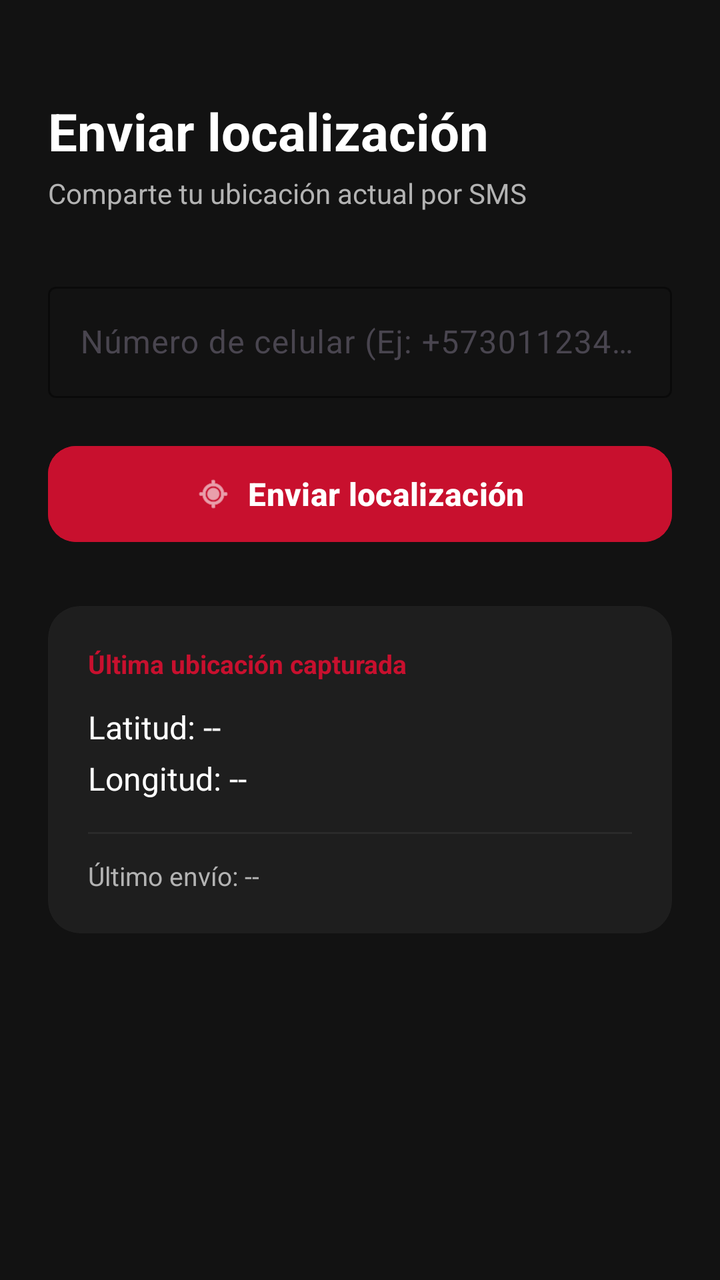
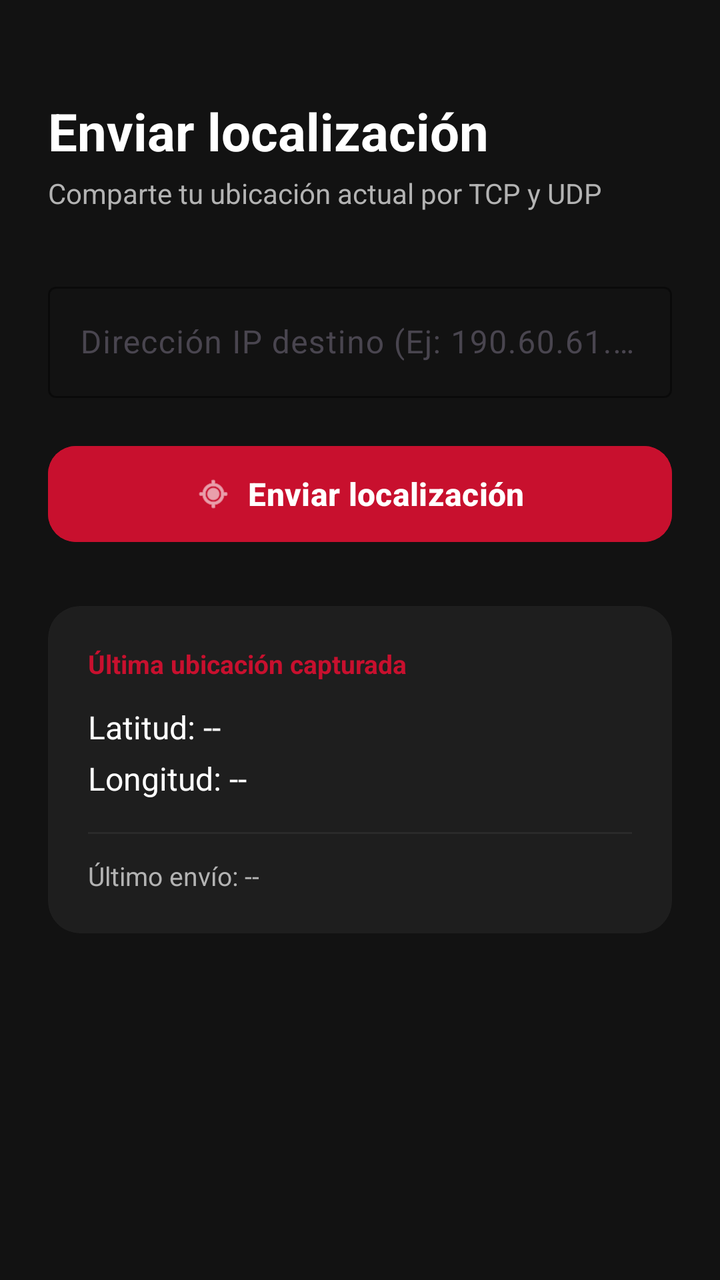

Before-and-after screenshots of an Android layout around one commit, followed by the original layout XML and the change that was made.
<!-- AndroidManifest.xml: application theme Theme.UninorteLocator -->
<!-- res/layout/activity_main.xml -->
<?xml version="1.0" encoding="utf-8"?>
<androidx.core.widget.NestedScrollView
    xmlns:android="http://schemas.android.com/apk/res/android"
    xmlns:app="http://schemas.android.com/apk/res-auto"
    xmlns:tools="http://schemas.android.com/tools"
    android:layout_width="match_parent"
    android:layout_height="match_parent"
    android:background="@color/background_dark"
    android:fillViewport="true"
    tools:context=".MainActivity">

    <androidx.constraintlayout.widget.ConstraintLayout
        android:layout_width="match_parent"
        android:layout_height="wrap_content"
        android:padding="24dp">

        
        <TextView
            android:id="@+id/tvTitle"
            android:layout_width="0dp"
            android:layout_height="wrap_content"
            android:layout_marginTop="24dp"
            android:text="@string/title_send_location"
            android:textColor="@color/white"
            android:textSize="26sp"
            android:textStyle="bold"
            app:layout_constraintEnd_toEndOf="parent"
            app:layout_constraintStart_toStartOf="parent"
            app:layout_constraintTop_toTopOf="parent" />

        <TextView
            android:id="@+id/tvSubtitle"
            android:layout_width="0dp"
            android:layout_height="wrap_content"
            android:layout_marginTop="4dp"
            android:text="@string/subtitle_send_location"
            android:textColor="@color/text_secondary"
            android:textSize="14sp"
            app:layout_constraintEnd_toEndOf="parent"
            app:layout_constraintStart_toStartOf="parent"
            app:layout_constraintTop_toBottomOf="@id/tvTitle" />

        
        <com.google.android.material.textfield.TextInputLayout
            android:id="@+id/tilPhone"
            style="@style/Widget.Material3.TextInputLayout.OutlinedBox"
            android:layout_width="0dp"
            android:layout_height="wrap_content"
            android:layout_marginTop="32dp"
            android:hint="@string/hint_phone_number"
            app:boxStrokeColor="@color/uninorte_red"
            app:hintTextColor="@color/uninorte_red"
            app:layout_constraintEnd_toEndOf="parent"
            app:layout_constraintStart_toStartOf="parent"
            app:layout_constraintTop_toBottomOf="@id/tvSubtitle">

            <com.google.android.material.textfield.TextInputEditText
                android:id="@+id/etPhoneNumber"
                android:layout_width="match_parent"
                android:layout_height="wrap_content"
                android:inputType="phone"
                android:maxLength="13"
                android:textColor="@color/white" />

        </com.google.android.material.textfield.TextInputLayout>

        
        <com.google.android.material.button.MaterialButton
            android:id="@+id/btnSendLocation"
            android:layout_width="0dp"
            android:layout_height="56dp"
            android:layout_marginTop="20dp"
            android:backgroundTint="@color/uninorte_red"
            android:text="@string/button_send_location"
            android:textAllCaps="false"
            android:textColor="@color/white"
            android:textSize="16sp"
            android:textStyle="bold"
            app:cornerRadius="14dp"
            app:icon="@android:drawable/ic_menu_mylocation"
            app:iconGravity="textStart"
            app:iconTint="@color/white"
            app:layout_constraintEnd_toEndOf="parent"
            app:layout_constraintStart_toStartOf="parent"
            app:layout_constraintTop_toBottomOf="@id/tilPhone" />

        
        <androidx.cardview.widget.CardView
            android:id="@+id/cardResult"
            android:layout_width="0dp"
            android:layout_height="wrap_content"
            android:layout_marginTop="28dp"
            app:cardBackgroundColor="@color/card_background"
            app:cardCornerRadius="16dp"
            app:cardElevation="0dp"
            app:layout_constraintEnd_toEndOf="parent"
            app:layout_constraintStart_toStartOf="parent"
            app:layout_constraintTop_toBottomOf="@id/btnSendLocation">

            <LinearLayout
                android:layout_width="match_parent"
                android:layout_height="wrap_content"
                android:orientation="vertical"
                android:padding="20dp">

                <TextView
                    android:layout_width="wrap_content"
                    android:layout_height="wrap_content"
                    android:text="@string/last_location_title"
                    android:textColor="@color/uninorte_red"
                    android:textSize="13sp"
                    android:textStyle="bold" />

                <TextView
                    android:id="@+id/tvLatitude"
                    android:layout_width="wrap_content"
                    android:layout_height="wrap_content"
                    android:layout_marginTop="12dp"
                    android:text="@string/latitude_empty"
                    android:textColor="@color/white"
                    android:textSize="16sp" />

                <TextView
                    android:id="@+id/tvLongitude"
                    android:layout_width="wrap_content"
                    android:layout_height="wrap_content"
                    android:layout_marginTop="4dp"
                    android:text="@string/longitude_empty"
                    android:textColor="@color/white"
                    android:textSize="16sp" />

                <View
                    android:layout_width="match_parent"
                    android:layout_height="1dp"
                    android:layout_marginTop="16dp"
                    android:layout_marginBottom="12dp"
                    android:background="@color/divider" />

                <TextView
                    android:id="@+id/tvLastSent"
                    android:layout_width="wrap_content"
                    android:layout_height="wrap_content"
                    android:text="@string/last_sent_empty"
                    android:textColor="@color/text_secondary"
                    android:textSize="13sp" />

            </LinearLayout>

        </androidx.cardview.widget.CardView>

        
        <TextView
            android:id="@+id/tvStatus"
            android:layout_width="0dp"
            android:layout_height="wrap_content"
            android:layout_marginTop="16dp"
            android:gravity="center"
            android:text=""
            android:textColor="@color/text_secondary"
            android:textSize="13sp"
            app:layout_constraintEnd_toEndOf="parent"
            app:layout_constraintStart_toStartOf="parent"
            app:layout_constraintTop_toBottomOf="@id/cardResult" />

    </androidx.constraintlayout.widget.ConstraintLayout>

</androidx.core.widget.NestedScrollView>
<!-- resources referenced by this layout -->
<resources>
  <color name="background_dark">#121212</color>
  <color name="card_background">#1E1E1E</color>
  <color name="divider">#2A2A2A</color>
  <color name="text_secondary">#B3B3B3</color>
  <color name="uninorte_red">#C8102E</color>
  <color name="white">#FFFFFF</color>
  <string name="button_send_location">Enviar localización</string>
  <string name="hint_phone_number">Número de celular (Ej: +573011234567)</string>
  <string name="last_location_title">Última ubicación capturada</string>
  <string name="last_sent_empty">Último envío: --</string>
  <string name="latitude_empty">Latitud: --</string>
  <string name="longitude_empty">Longitud: --</string>
  <string name="subtitle_send_location">Comparte tu ubicación actual por SMS</string>
  <string name="title_send_location">Enviar localización</string>
  <style name="Theme.UninorteLocator" parent="Theme.Material3.DayNight.NoActionBar">
          
          <item name="colorPrimary">@color/uninorte_red</item>
          <item name="colorPrimaryVariant">@color/uninorte_red_dark</item>
          <item name="colorOnPrimary">@color/white</item>
  
          
          <item name="android:windowBackground">@color/background_dark</item>
          <item name="colorSurface">@color/background_dark</item>
          <item name="colorOnSurface">@color/white</item>
  
          
          <item name="android:statusBarColor">@color/black</item>
          <item name="android:windowLightStatusBar" tools:targetApi="m">false</item>
      </style>
  <color name="uninorte_red_dark">#8F0B20</color>
  <color name="black">#000000</color>
</resources>

<!-- the commit's change to res/layout/activity_main.xml (unified diff, before → after) -->
@@ -42,12 +42,12 @@
 
         
         <com.google.android.material.textfield.TextInputLayout
-            android:id="@+id/tilPhone"
+            android:id="@+id/tilIp"
             style="@style/Widget.Material3.TextInputLayout.OutlinedBox"
             android:layout_width="0dp"
             android:layout_height="wrap_content"
             android:layout_marginTop="32dp"
-            android:hint="@string/hint_phone_number"
+            android:hint="@string/hint_ip_address"
             app:boxStrokeColor="@color/uninorte_red"
             app:hintTextColor="@color/uninorte_red"
             app:layout_constraintEnd_toEndOf="parent"
@@ -55,11 +55,12 @@
             app:layout_constraintTop_toBottomOf="@id/tvSubtitle">
 
             <com.google.android.material.textfield.TextInputEditText
-                android:id="@+id/etPhoneNumber"
+                android:id="@+id/etIpAddress"
                 android:layout_width="match_parent"
                 android:layout_height="wrap_content"
-                android:inputType="phone"
-                android:maxLength="13"
+                android:digits="0123456789."
+                android:inputType="text"
+                android:maxLength="15"
                 android:textColor="@color/white" />
 
         </com.google.android.material.textfield.TextInputLayout>
@@ -82,7 +83,7 @@
             app:iconTint="@color/white"
             app:layout_constraintEnd_toEndOf="parent"
             app:layout_constraintStart_toStartOf="parent"
-            app:layout_constraintTop_toBottomOf="@id/tilPhone" />
+            app:layout_constraintTop_toBottomOf="@id/tilIp" />
 
         
         <androidx.cardview.widget.CardView
<!-- resource entries referenced after the edit -->
@@ -7,12 +7,12 @@
   <color name="uninorte_red">#C8102E</color>
   <color name="white">#FFFFFF</color>
   <string name="button_send_location">Enviar localización</string>
-  <string name="hint_phone_number">Número de celular (Ej: +573011234567)</string>
+  <string name="hint_ip_address">Dirección IP destino (Ej: 190.60.61.93)</string>
   <string name="last_location_title">Última ubicación capturada</string>
   <string name="last_sent_empty">Último envío: --</string>
   <string name="latitude_empty">Latitud: --</string>
   <string name="longitude_empty">Longitud: --</string>
-  <string name="subtitle_send_location">Comparte tu ubicación actual por SMS</string>
+  <string name="subtitle_send_location">Comparte tu ubicación actual por TCP y UDP</string>
   <string name="title_send_location">Enviar localización</string>
   <style name="Theme.UninorteLocator" parent="Theme.Material3.DayNight.NoActionBar">
           
